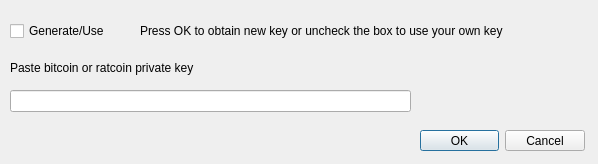
Before: the Qt Designer form src/qt/forms/addAddressDialog.ui in salarii/dims, drawn with Qt 5.
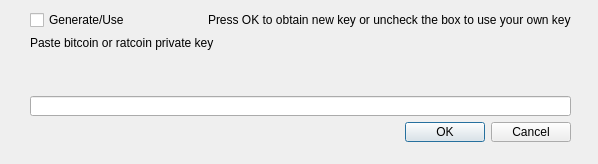
After: the same form once the commit is applied.

Diff of the .ui file:
```diff
--- a/src/qt/forms/addAddressDialog.ui
+++ b/src/qt/forms/addAddressDialog.ui
@@ -25,15 +25,43 @@
   <property name="windowTitle">
    <string>Address Dialog</string>
   </property>
+  <widget class="QWidget" name="">
+   <property name="geometry">
+    <rect>
+     <x>30</x>
+     <y>10</y>
+     <width>541</width>
+     <height>132</height>
+    </rect>
+   </property>
+   <layout class="QVBoxLayout" name="verticalLayout">
+    <item>
+     <layout class="QHBoxLayout" name="horizontalLayout">
+      <item>
+       <widget class="QCheckBox" name="checkBox">
+        <property name="text">
+         <string>Generate/Use</string>
+        </property>
+       </widget>
+      </item>
+      <item>
+       <widget class="QLabel" name="label">
+        <property name="text">
+         <string>Press OK to obtain new key or uncheck the box to use your own key</string>
+        </property>
+       </widget>
+      </item>
+     </layout>
+    </item>
+    <item>
+     <widget class="QLabel" name="keyLabel1">
+      <property name="text">
+       <string>Paste bitcoin or ratcoin private key</string>
+      </property>
+     </widget>
+    </item>
+    <item>
   <widget class="QLabel" name="warningLabel">
-   <property name="geometry">
-    <rect>
-     <x>8</x>
-     <y>8</y>
-     <width>16</width>
-     <height>16</height>
-    </rect>
-   </property>
    <property name="textFormat">
     <enum>Qt::RichText</enum>
    </property>
@@ -41,31 +69,9 @@
     <bool>true</bool>
    </property>
   </widget>
-  <widget class="QDialogButtonBox" name="buttonBox">
-   <property name="geometry">
-    <rect>
-     <x>420</x>
-     <y>130</y>
-     <width>165</width>
-     <height>21</height>
-    </rect>
-   </property>
-   <property name="orientation">
-    <enum>Qt::Horizontal</enum>
-   </property>
-   <property name="standardButtons">
-    <set>QDialogButtonBox::Cancel|QDialogButtonBox::Ok</set>
-   </property>
-  </widget>
+    </item>
+    <item>
   <widget class="QLabel" name="capsLabel">
-   <property name="geometry">
-    <rect>
-     <x>94</x>
-     <y>63</y>
-     <width>16</width>
-     <height>16</height>
-    </rect>
-   </property>
    <property name="font">
     <font>
      <weight>75</weight>
@@ -79,53 +85,21 @@
     <set>Qt::AlignCenter</set>
    </property>
   </widget>
-  <widget class="QLabel" name="keyLabel1">
-   <property name="geometry">
-    <rect>
-     <x>10</x>
-     <y>60</y>
-     <width>193</width>
-     <height>16</height>
-    </rect>
-   </property>
-   <property name="text">
-    <string>Paste bitcoin or ratcoin private key</string>
-   </property>
-  </widget>
+    </item>
+    <item>
   <widget class="QLineEdit" name="addressEdit">
-   <property name="geometry">
-    <rect>
-     <x>10</x>
-     <y>90</y>
-     <width>401</width>
-     <height>22</height>
-    </rect>
-   </property>
    <property name="echoMode">
     <enum>QLineEdit::Normal</enum>
    </property>
   </widget>
-  <widget class="QWidget" name="">
-   <property name="geometry">
-    <rect>
-     <x>10</x>
-     <y>20</y>
-     <width>493</width>
-     <height>22</height>
-    </rect>
-   </property>
-   <layout class="QHBoxLayout" name="horizontalLayout">
-    <item>
-     <widget class="QCheckBox" name="checkBox">
-      <property name="text">
-       <string>Generate/Use</string>
-      </property>
-     </widget>
     </item>
     <item>
-     <widget class="QLabel" name="label">
-      <property name="text">
-       <string>Press OK to obtain new key or uncheck the box to use your own key</string>
+     <widget class="QDialogButtonBox" name="buttonBox">
+      <property name="orientation">
+       <enum>Qt::Horizontal</enum>
+      </property>
+      <property name="standardButtons">
+       <set>QDialogButtonBox::Cancel|QDialogButtonBox::Ok</set>
       </property>
      </widget>
     </item>
```
Lines whose indentation alone changed are shown as unchanged.
